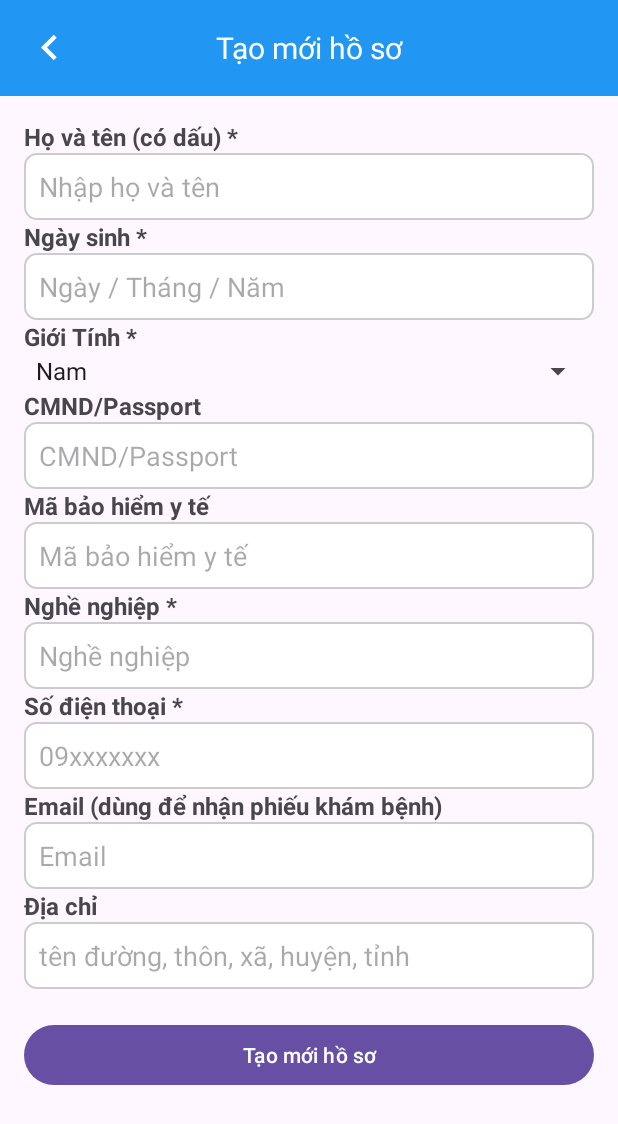
After one commit to lephiha/Self-Care-App, an Android app: the CreateProfileActivity screen opened directly, with no data from a screen before it, on a phone screen of 412 x 824 dp. The commit adds this screen. Shown: the top 1124 px of the screen. Run offline under Robolectric (Android 15) with nearby library versions, the phone set to English and light mode, and no system bars; our stand-ins replace Volley.

Commit message:
update hoso

```diff
--- a/app/src/main/java/com/lph/selfcareapp/Utils/BottomNavigationViewHelper.java
+++ b/app/src/main/java/com/lph/selfcareapp/Utils/BottomNavigationViewHelper.java
@@ -13,7 +13,7 @@ import com.lph.selfcareapp.MainActivity;
 import com.lph.selfcareapp.R;
 import com.lph.selfcareapp.menu.Chat.ChatActivity;
 import com.lph.selfcareapp.menu.account.AccountActivity;
-import com.lph.selfcareapp.menu.MedicalFragment;
+import com.lph.selfcareapp.menu.Medical.MedicalActivity;
 import com.lph.selfcareapp.menu.MedicalTicketActivity;
 
 public class BottomNavigationViewHelper {
@@ -34,7 +34,7 @@ public class BottomNavigationViewHelper {
                     Intent intent2 = new Intent(context, MainActivity.class);
                     context.startActivity(intent2);
                 } else if (itemId == R.id.nav_file) {
-                    Intent intent1 = new Intent(context, MedicalFragment.class);
+                    Intent intent1 = new Intent(context, MedicalActivity.class);
                     context.startActivity(intent1);
                 } else if (itemId == R.id.nav_ticket) {
                     Intent intent3 = new Intent(context, MedicalTicketActivity.class);
--- /dev/null
+++ b/app/src/main/java/com/lph/selfcareapp/menu/Medical/CreateProfileActivity.java
@@ -0,0 +1,176 @@
+package com.lph.selfcareapp.menu.Medical;
+
+import android.app.DatePickerDialog;
+import android.content.Intent;
+import android.os.Bundle;
+import android.util.Patterns;
+import android.view.View;
+import android.widget.ArrayAdapter;
+import android.widget.Button;
+import android.widget.DatePicker;
+import android.widget.EditText;
+import android.widget.Spinner;
+import android.widget.Toast;
+
+import androidx.appcompat.app.AppCompatActivity;
+
+import com.android.volley.Request;
+import com.android.volley.RequestQueue;
+import com.android.volley.Response;
+import com.android.volley.VolleyError;
+import com.android.volley.toolbox.StringRequest;
+import com.android.volley.toolbox.Volley;
+import com.lph.selfcareapp.R;
+
+import java.util.Calendar;
+import java.util.HashMap;
+import java.util.Map;
+
+public class CreateProfileActivity extends AppCompatActivity {
+
+    private EditText editTextName, editTextBirthDate, editTextID, editTextInsurance, editTextOccupation;
+    private EditText editTextPhone, editTextEmail, editTextAddress;
+    private Spinner spinnerGender;
+    private Button buttonSave;
+
+    @Override
+    protected void onCreate(Bundle savedInstanceState) {
+        super.onCreate(savedInstanceState);
+        setContentView(R.layout.activity_medical); // Đảm bảo rằng layout này đã được tạo
+
+        // Ánh xạ các thành phần giao diện
+        editTextName = findViewById(R.id.editTextName);
+        editTextBirthDate = findViewById(R.id.editTextBirthDate);
+        editTextID = findViewById(R.id.editTextID);
+        editTextInsurance = findViewById(R.id.editTextInsurance);
+        editTextOccupation = findViewById(R.id.editTextOccupation);
+        editTextPhone = findViewById(R.id.editTextPhone);
+        editTextEmail = findViewById(R.id.editTextEmail);
+        editTextAddress = findViewById(R.id.editAddress);
+        spinnerGender = findViewById(R.id.spinnerGender);
+        buttonSave = findViewById(R.id.buttonSave);
+
+        // Thiết lập giá trị cho Spinner Giới Tính
+        ArrayAdapter<CharSequence> adapterGioiTinh = ArrayAdapter.createFromResource(this,
+                R.array.gioi_tinh_array, android.R.layout.simple_spinner_item);
+        adapterGioiTinh.setDropDownViewResource(android.R.layout.simple_spinner_dropdown_item);
+        spinnerGender.setAdapter(adapterGioiTinh);
+
+        // Thêm DatePicker cho trường Ngày sinh
+        editTextBirthDate.setOnClickListener(new View.OnClickListener() {
+            @Override
+            public void onClick(View v) {
+                showDatePickerDialog();
+            }
+        });
+
+        // Xử lý khi nhấn nút Tạo mới hồ sơ
+        buttonSave.setOnClickListener(new View.OnClickListener() {
+            @Override
+            public void onClick(View v) {
+                saveProfile();
+            }
+        });
+    }
+
+    // Hiển thị DatePickerDialog để chọn ngày sinh
+    private void showDatePickerDialog() {
+        Calendar calendar = Calendar.getInstance();
+        int year = calendar.get(Calendar.YEAR);
+        int month = calendar.get(Calendar.MONTH);
+        int day = calendar.get(Calendar.DAY_OF_MONTH);
+
+        DatePickerDialog datePickerDialog = new DatePickerDialog(
+                this, new DatePickerDialog.OnDateSetListener() {
+            @Override
+            public void onDateSet(DatePicker view, int year, int month, int dayOfMonth) {
+                editTextBirthDate.setText(dayOfMonth + "/" + (month + 1) + "/" + year);
+            }
+        }, year, month, day);
+        datePickerDialog.show();
+    }
+
+    // Kiểm tra và lưu thông tin hồ sơ bệnh nhân
+    private void saveProfile() {
+        String name = editTextName.getText().toString().trim();
+        String birthDate = editTextBirthDate.getText().toString().trim();
+        String gender = spinnerGender.getSelectedItem().toString();
+        String id = editTextID.getText().toString().trim();
+        String insurance = editTextInsurance.getText().toString().trim();
+        String occupation = editTextOccupation.getText().toString().trim();
+        String phone = editTextPhone.getText().toString().trim();
+        String email = editTextEmail.getText().toString().trim();
+        String address = editTextAddress.getText().toString().trim();
+
+        // Kiểm tra các trường thông tin bắt buộc
+        if (name.isEmpty() || birthDate.isEmpty() || gender.isEmpty() || phone.isEmpty() || occupation.isEmpty()) {
+            Toast.makeText(this, "Vui lòng điền đầy đủ các trường bắt buộc", Toast.LENGTH_SHORT).show();
+            return;
+        }
+
+        // Kiểm tra định dạng số điện thoại
+        if (!Patterns.PHONE.matcher(phone).matches()) {
+            editTextPhone.setError("Số điện thoại không hợp lệ");
+            return;
+        }
+
+        // Kiểm tra định dạng email
+        if (!email.isEmpty() && !Patterns.EMAIL_ADDRESS.matcher(email).matches()) {
+            editTextEmail.setError("Email không hợp lệ");
+            return;
+        }
+
+        // Gửi dữ liệu lên server thông qua API
+        sendDataToServer(name, birthDate, gender, id, insurance, occupation, phone, email, address);
+    }
+
+    // Phương thức gửi dữ liệu lên server bằng phương thức POST
+    private void sendDataToServer(final String name, final String birthDate, final String gender,
+                                  final String id, final String insurance, final String occupation,
+                                  final String phone, final String email, final String address) {
+
+        String url = "http://192.168.0.107/selfcare/create_patient_profile.php"; // Thay bằng URL API
+
+        // Sử dụng Volley để gửi yêu cầu POST
+        RequestQueue queue = Volley.newRequestQueue(this);
+        StringRequest stringRequest = new StringRequest(Request.Method.POST, url,
+                new Response.Listener<String>() {
+                    @Override
+                    public void onResponse(String response) {
+                        // Xử lý phản hồi từ server
+                        Toast.makeText(CreateProfileActivity.this, "Hồ sơ đã được tạo thành công", Toast.LENGTH_SHORT).show();
+
+                        // Chuyển đến màn hình xem hồ sơ
+                        Intent intent = new Intent(CreateProfileActivity.this, MedicalActivity.class); // Đảm bảo rằng ViewProfileActivity đã tồn tại
+                        intent.putExtra("phone", phone); // Gửi dữ liệu cần thiết đến màn hình xem hồ sơ
+                        startActivity(intent);
+                        finish(); // Kết thúc activity hiện tại
+                    }
+                }, new Response.ErrorListener() {
+            @Override
+            public void onErrorResponse(VolleyError error) {
+                // Xử lý lỗi
+                Toast.makeText(CreateProfileActivity.this, "Lỗi: " + error.getMessage(), Toast.LENGTH_SHORT).show();
+            }
+        }) {
+            @Override
+            protected Map<String, String> getParams() {
+                // Gửi dữ liệu dưới dạng Map key-value
+                Map<String, String> params = new HashMap<>();
+                params.put("name", name);
+                params.put("birthDate", birthDate);
+                params.put("gender", gender);
+                params.put("id", id);
+                params.put("insurance", insurance);
+                params.put("occupation", occupation);
+                params.put("phone", phone);
+                params.put("email", email);
+                params.put("address", address);
+                return params;
+            }
+        };
+
+        // Thêm yêu cầu vào hàng đợi
+        queue.add(stringRequest);
+    }
+}
--- a/app/src/main/java/com/lph/selfcareapp/menu/account/AccountActivity.java
+++ b/app/src/main/java/com/lph/selfcareapp/menu/account/AccountActivity.java
@@ -75,7 +75,7 @@ public class AccountActivity extends AppCompatActivity {
                 "Quy định sử dụng",
                 "Chính sách bảo mật",
                 "Điều khoản dịch vụ",
-                "Tổng đài CSKH 19002115",
+                "Tổng đài CSKH 19001234",
                 "Đánh giá ứng dụng",
                 "Chia sẻ ứng dụng",
                 "Một số câu hỏi thường gặp",
--- a/app/src/main/java/com/lph/selfcareapp/menu/account/CallActivity.java
+++ b/app/src/main/java/com/lph/selfcareapp/menu/account/CallActivity.java
@@ -15,7 +15,7 @@ import androidx.core.content.ContextCompat;
 public class CallActivity extends AppCompatActivity {
 
     private static final int REQUEST_CALL_PERMISSION = 1;
-    private static final String HOTLINE_NUMBER = "19002115";
+    private static final String HOTLINE_NUMBER = "19001234";
 
     @Override
     protected void onCreate(Bundle savedInstanceState) {
--- a/app/src/main/java/com/lph/selfcareapp/serviceAPI/ApiService.java
+++ b/app/src/main/java/com/lph/selfcareapp/serviceAPI/ApiService.java
@@ -21,7 +21,7 @@ import retrofit2.http.Path;
 import retrofit2.http.Query;
 
 public interface ApiService {
-    @GET("selfcare/clinvsic.php")
+    @GET("selfcare/clinic.php")
     Call<ClinicList> getAllClinics();
 
     @GET("selfcare/specialties.php")
--- /dev/null
+++ b/app/src/main/res/layout/activity_medical.xml
@@ -0,0 +1,175 @@
+<?xml version="1.0" encoding="utf-8"?>
+<androidx.constraintlayout.widget.ConstraintLayout
+    xmlns:android="http://schemas.android.com/apk/res/android"
+    xmlns:app="http://schemas.android.com/apk/res-auto"
+    xmlns:tools="http://schemas.android.com/tools"
+    android:layout_width="match_parent"
+    android:layout_height="match_parent">
+
+    <androidx.appcompat.widget.Toolbar
+        android:id="@+id/toolbar"
+        android:layout_width="match_parent"
+        android:layout_height="?attr/actionBarSize"
+        android:background="#2196F3"
+        android:theme="@style/ThemeOverlay.AppCompat.Dark.ActionBar"
+        app:layout_constraintTop_toTopOf="parent"
+        app:layout_constraintStart_toStartOf="parent"
+        app:layout_constraintEnd_toEndOf="parent">
+
+        <ImageButton
+            android:id="@+id/buttonBack"
+            android:layout_width="wrap_content"
+            android:layout_height="wrap_content"
+            android:src="@drawable/leftback"
+            android:background="?attr/selectableItemBackgroundBorderless"
+            android:contentDescription="Quay lại" />
+
+        <TextView
+            android:layout_width="wrap_content"
+            android:layout_height="wrap_content"
+            android:text="Tạo mới hồ sơ"
+            android:textColor="#FFFFFF"
+            android:textSize="20sp"
+            android:layout_gravity="center"
+            android:layout_marginStart="16dp" />
+    </androidx.appcompat.widget.Toolbar>
+
+    <LinearLayout
+        android:orientation="vertical"
+        android:layout_width="match_parent"
+        android:layout_height="0dp"
+        android:padding="16dp"
+        app:layout_constraintTop_toBottomOf="@+id/toolbar"
+        app:layout_constraintStart_toStartOf="parent"
+        app:layout_constraintEnd_toEndOf="parent"
+        app:layout_constraintBottom_toBottomOf="parent">
+
+        <TextView
+            android:layout_width="match_parent"
+            android:layout_height="wrap_content"
+            android:text="Họ và tên (có dấu) *"
+            android:textStyle="bold"
+            android:textSize="16sp"/>
+
+        <EditText
+            android:id="@+id/editTextName"
+            android:layout_width="match_parent"
+            android:layout_height="wrap_content"
+            android:hint="Nhập họ và tên"
+            android:background="@drawable/edittext_background"/>
+        <TextView
+            android:layout_width="match_parent"
+            android:layout_height="wrap_content"
+            android:text="Ngày sinh *"
+            android:textStyle="bold"
+            android:textSize="16sp"/>
+        <EditText
+            android:id="@+id/editTextBirthDate"
+            android:layout_width="match_parent"
+            android:layout_height="wrap_content"
+
+            android:inputType="date"
+            android:background="@drawable/edittext_background"
+            android:hint="Ngày / Tháng / Năm" />
+        <TextView
+            android:layout_width="match_parent"
+            android:layout_height="wrap_content"
+            android:text="Giới Tính *"
+            android:textStyle="bold"
+            android:textSize="16sp"/>
+
+        <Spinner
+            android:id="@+id/spinnerGender"
+            android:layout_width="match_parent"
+            android:layout_height="wrap_content" />
+        <TextView
+            android:layout_width="match_parent"
+            android:layout_height="wrap_content"
+            android:text="CMND/Passport"
+            android:textStyle="bold"
+            android:textSize="16sp"/>
+
+        <EditText
+            android:id="@+id/editTextID"
+            android:layout_width="match_parent"
+            android:layout_height="wrap_content"
+            android:hint="CMND/Passport"
+
+            android:inputType="number"
+            android:background="@drawable/edittext_background"/>
+        <TextView
+            android:layout_width="match_parent"
+            android:layout_height="wrap_content"
+            android:text="Mã bảo hiểm y tế"
+            android:textStyle="bold"
+            android:textSize="16sp"/>
+
+        <EditText
+            android:id="@+id/editTextInsurance"
+            android:layout_width="match_parent"
+            android:layout_height="wrap_content"
+            android:hint="Mã bảo hiểm y tế"
+            android:background="@drawable/edittext_background"/>
+
+        <TextView
+            android:layout_width="match_parent"
+            android:layout_height="wrap_content"
+            android:text="Nghề nghiệp *"
+            android:textStyle="bold"
+            android:textSize="16sp"/>
+
+        <EditText
+            android:id="@+id/editTextOccupation"
+            android:layout_width="match_parent"
+            android:layout_height="wrap_content"
+            android:hint="Nghề nghiệp "
+            android:background="@drawable/edittext_background"/>
+        <TextView
+            android:layout_width="match_parent"
+            android:layout_height="wrap_content"
+            android:text="Số điện thoại *"
+            android:textStyle="bold"
+            android:textSize="16sp"/>
+        <EditText
+            android:id="@+id/editTextPhone"
+            android:layout_width="match_parent"
+            android:layout_height="wrap_content"
+            android:hint="09xxxxxxx"
+            android:inputType="phone"
+            android:background="@drawable/edittext_background"/>
+        <TextView
+            android:layout_width="match_parent"
+            android:layout_height="wrap_content"
+            android:text="Email (dùng để nhận phiếu khám bệnh)"
+            android:textStyle="bold"
+            android:textSize="16sp"/>
+        <EditText
+            android:id="@+id/editTextEmail"
+            android:layout_width="match_parent"
+            android:layout_height="wrap_content"
+            android:hint="Email "
+            android:inputType="textEmailAddress"
+            android:background="@drawable/edittext_background"/>
+        <TextView
+            android:layout_width="match_parent"
+            android:layout_height="wrap_content"
+            android:text="Địa chỉ"
+            android:textStyle="bold"
+            android:textSize="16sp"/>
+        <EditText
+            android:id="@+id/editAddress"
+            android:layout_width="match_parent"
+            android:layout_height="wrap_content"
+            android:hint="tên đường, thôn, xã, huyện, tỉnh"
+            android:background="@drawable/edittext_background"/>
+
+
+        <Button
+            android:id="@+id/buttonSave"
+            android:layout_width="match_parent"
+            android:layout_height="wrap_content"
+            android:layout_marginTop="20dp"
+            android:text="Tạo mới hồ sơ" />
+    </LinearLayout>
+
+</androidx.constraintlayout.widget.ConstraintLayout>
```
Also changed, not shown: app/src/main/AndroidManifest.xml (+9 -1 lines), app/src/main/java/com/lph/selfcareapp/MainActivity.java (+56 -9 lines), app/src/main/java/com/lph/selfcareapp/menu/Medical/MedicalActivity.java (added, +65 -0 lines), app/src/main/java/com/lph/selfcareapp/menu/MedicalFragment.java (deleted, +0 -18 lines), app/src/main/res/layout/activity_main.xml (+11 -0 lines), app/src/main/res/layout/activity_medicalfrag.xml (added, +56 -0 lines), app/src/main/res/layout/fragment_medical.xml (deleted, +0 -14 lines).
